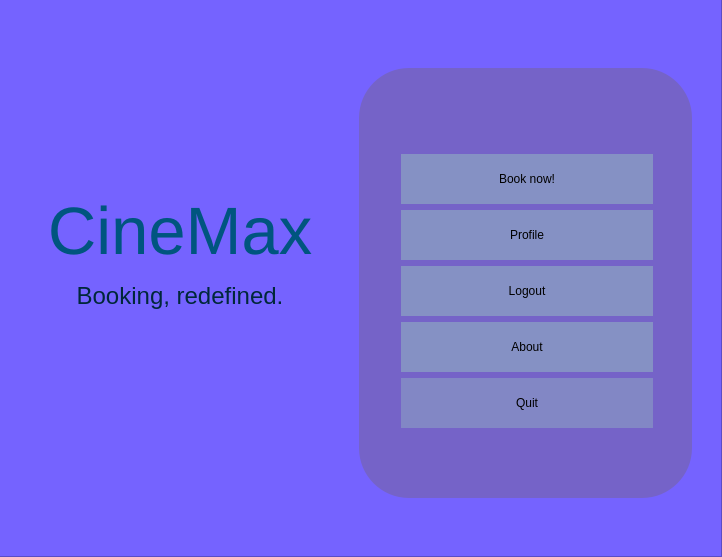
The window that menu.ui (ashmitiscool/Theatre-Management) describes before a commit, drawn with Qt 5.
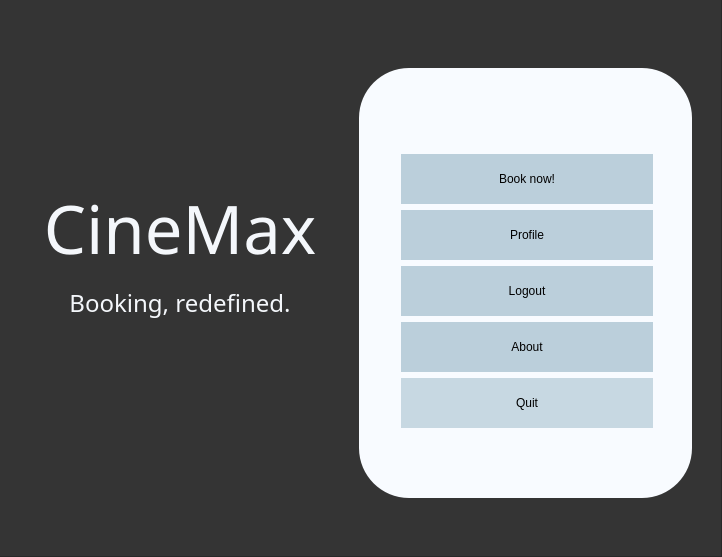
The same window after the commit.

The edit to the form file:
```diff
--- a/menu.ui
+++ b/menu.ui
@@ -24,7 +24,7 @@
    </property>
    <property name="styleSheet">
     <string notr="true">QFrame{	
-background-color: rgb(117, 99, 255);
+background-color: rgb(52, 52, 52);
 	}</string>
    </property>
    <property name="frameShape">
@@ -42,16 +42,21 @@
       <height>169</height>
      </rect>
     </property>
+    <property name="font">
+     <font>
+      <family>Nasalization Rg</family>
+     </font>
+    </property>
     <property name="styleSheet">
      <string notr="true">QLabel{
 	padding: 10;
-	color: rgb(0, 85, 127);
+	color: rgb(248, 251, 255)
 	font: 38pt &quot;Nasalization Rg&quot;;
 	background-color: rgba(255, 255, 255, 0);
 }</string>
     </property>
     <property name="text">
-     <string>&lt;html&gt;&lt;head/&gt;&lt;body&gt;&lt;p align=&quot;center&quot;&gt;&lt;span style=&quot; font-size:50pt; color:#00557f;&quot;&gt;CineMax&lt;/span&gt;&lt;/p&gt;&lt;p align=&quot;center&quot;&gt;&lt;span style=&quot; font-size:18pt; color:#00273a;&quot;&gt;Booking, redefined.&lt;/span&gt;&lt;/p&gt;&lt;/body&gt;&lt;/html&gt;</string>
+     <string>&lt;html&gt;&lt;head/&gt;&lt;body&gt;&lt;p align=&quot;center&quot;&gt;&lt;span style=&quot; font-size:50pt; color:#f4f7fb;&quot;&gt;CineMax&lt;/span&gt;&lt;/p&gt;&lt;p align=&quot;center&quot;&gt;&lt;span style=&quot; font-size:18pt; color:#f4f7fb;&quot;&gt;Booking, redefined.&lt;/span&gt;&lt;/p&gt;&lt;/body&gt;&lt;/html&gt;</string>
     </property>
     <property name="textFormat">
      <enum>Qt::RichText</enum>
@@ -79,7 +84,7 @@
      <string notr="true">QFrame{
 	border:none;
 	border-radius:50px;
-	background-color: rgb(117, 99, 200);
+	background-color: rgb(248, 251, 255);
 }</string>
     </property>
     <property name="frameShape">
```
